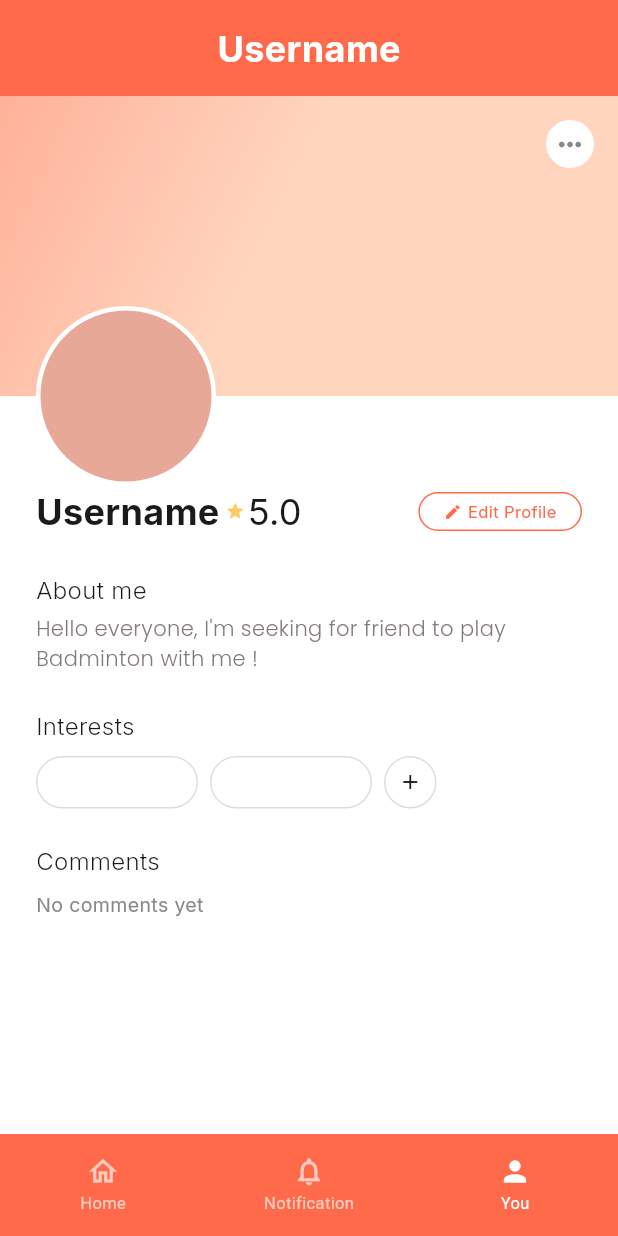
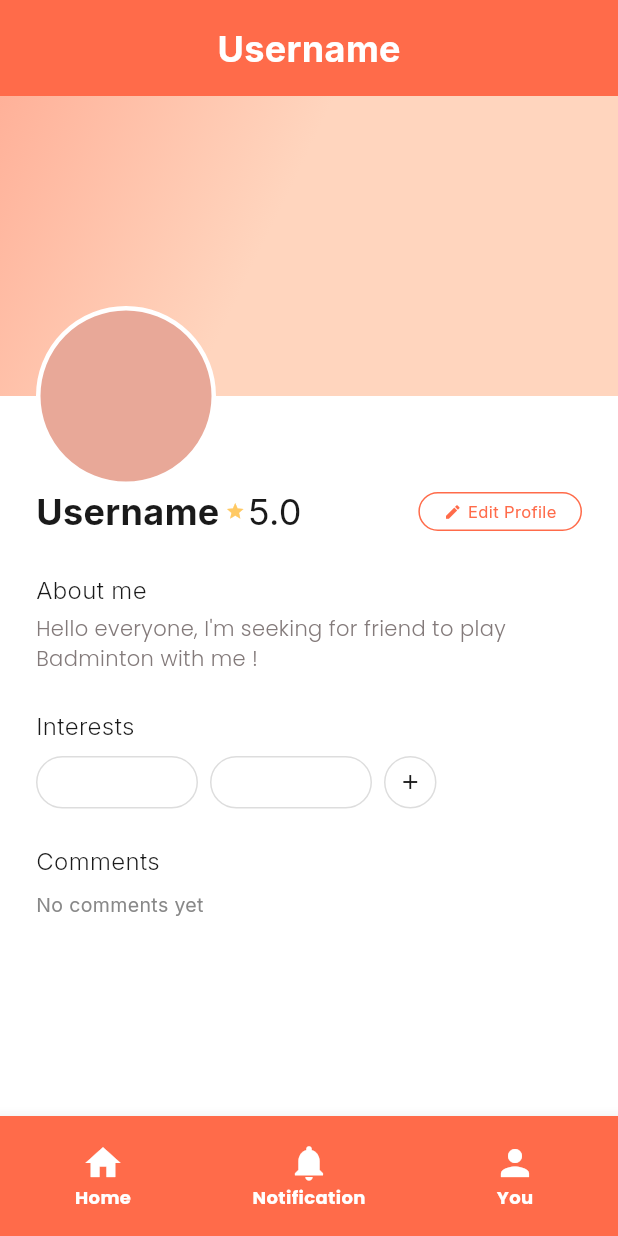
Before and after one commit to phernutju/CSC234-ClubConnect-2025, a Flutter app: the ShellScreen screen opened directly with empty values, item 3 of the bottom bar chosen, on a phone screen of 412 x 824 dp. Run offline on Flutter 3.47's test engine with Material 3 defaults, Android fonts, the phone set to English and light mode, and no system bars; our stand-ins replace go_router, google_fonts, image_picker.

Commit message:
update navbar and remove three point button in userProfilePage

```diff
--- a/apps/mobile/lib/features/home/screens/my_profile_screen.dart
+++ b/apps/mobile/lib/features/home/screens/my_profile_screen.dart
@@ -189,23 +189,6 @@ class _ProfileHeader extends StatelessWidget {
                   ],
                   stops: [0.0, 0.44, 0.9],
                 ),
-              ),
-            ),
-          ),
-          Positioned(
-            top: AppSizes.paddingM,
-            right: AppSizes.paddingM,
-            child: Container(
-              width: 32,
-              height: 32,
-              decoration: const BoxDecoration(
-                shape: BoxShape.circle,
-                color: AppColors.cardWhite,
-              ),
-              child: const Icon(
-                Icons.more_horiz,
-                color: AppColors.textGray,
-                size: AppSizes.iconSize,
               ),
             ),
           ),
--- a/apps/mobile/lib/features/home/widgets/bottom_nav_bar.dart
+++ b/apps/mobile/lib/features/home/widgets/bottom_nav_bar.dart
@@ -1,11 +1,6 @@
 import 'package:flutter/material.dart';
-import '../../../constants/app_constants.dart';
+import 'package:google_fonts/google_fonts.dart';
 
-/// Coral bottom navigation bar with three items: Home, Notification, You.
-///
-/// [currentIndex] determines which icon/label is highlighted (full opacity).
-/// [onTap] fires with the tapped item's index so the parent can call
-/// context.go('/home'), context.go('/notification'), or context.go('/profile').
 class AppBottomNavBar extends StatelessWidget {
   final int currentIndex;
   final ValueChanged<int> onTap;
@@ -18,90 +13,30 @@ class AppBottomNavBar extends StatelessWidget {
 
   @override
   Widget build(BuildContext context) {
-    return Container(
-      height: AppSizes.bottomNavHeight,
-      color: AppColors.primary,
-      child: Row(
-        children: [
-          // Home tab
-          _NavItem(
-            icon: Icons.home_outlined,
-            activeIcon: Icons.home,
-            label: AppStrings.navHome,
-            isActive: currentIndex == 0,
-            onTap: () => onTap(0),
-          ),
-
-          // Notification tab
-          _NavItem(
-            icon: Icons.notifications_outlined,
-            activeIcon: Icons.notifications,
-            label: AppStrings.navNotification,
-            isActive: currentIndex == 1,
-            onTap: () => onTap(1),
-          ),
-
-          // Profile tab
-          _NavItem(
-            icon: Icons.person_outline,
-            activeIcon: Icons.person,
-            label: AppStrings.navYou,
-            isActive: currentIndex == 2,
-            onTap: () => onTap(2),
-          ),
+    return SizedBox(
+      height: 80,
+      child: BottomNavigationBar(
+        currentIndex: currentIndex,
+        onTap: onTap,
+        backgroundColor: const Color(0xFFFF6B4A),
+        selectedItemColor: Colors.white,
+        unselectedItemColor: Colors.white,
+        iconSize: 28,
+        selectedLabelStyle: GoogleFonts.poppins(
+          fontSize: 12,
+          fontWeight: FontWeight.w700,
+        ),
+        unselectedLabelStyle: GoogleFonts.poppins(
+          fontSize: 12,
+          fontWeight: FontWeight.w700,
+        ),
+        type: BottomNavigationBarType.fixed,
+        items: const [
+          BottomNavigationBarItem(icon: Icon(Icons.home, size: 28), label: 'Home'),
+          BottomNavigationBarItem(icon: Icon(Icons.notifications, size: 28), label: 'Notification'),
+          BottomNavigationBarItem(icon: Icon(Icons.person, size: 28), label: 'You'),
         ],
       ),
     );
   }
 }
-
-// ── Sub-widget ─────────────────────────────────────────────────────────────────
-
-/// Single item in the bottom nav: icon + label, full opacity when active.
-class _NavItem extends StatelessWidget {
-  final IconData icon;
-  final IconData activeIcon;
-  final String label;
-  final bool isActive;
-  final VoidCallback onTap;
-
-  const _NavItem({
-    required this.icon,
-    required this.activeIcon,
-    required this.label,
-    required this.isActive,
-    required this.onTap,
-  });
-
-  @override
-  Widget build(BuildContext context) {
-    return Expanded(
-      child: GestureDetector(
-        behavior: HitTestBehavior.opaque,
-        onTap: onTap,
-        child: Opacity(
-          // Active items are fully visible; inactive items are slightly dimmed
-          opacity: isActive ? 1.0 : 0.65,
-          child: Column(
-            mainAxisAlignment: MainAxisAlignment.center,
-            children: [
-              Icon(
-                isActive ? activeIcon : icon,
-                color: AppColors.cardWhite,
-                size: AppSizes.iconSize,
-              ),
-              const SizedBox(height: 2),
-              Text(
-                label,
-                style: const TextStyle(
-                  fontSize: AppSizes.fontXS,
-                  color: AppColors.cardWhite,
-                ),
-              ),
-            ],
-          ),
-        ),
-      ),
-    );
-  }
-}
```
